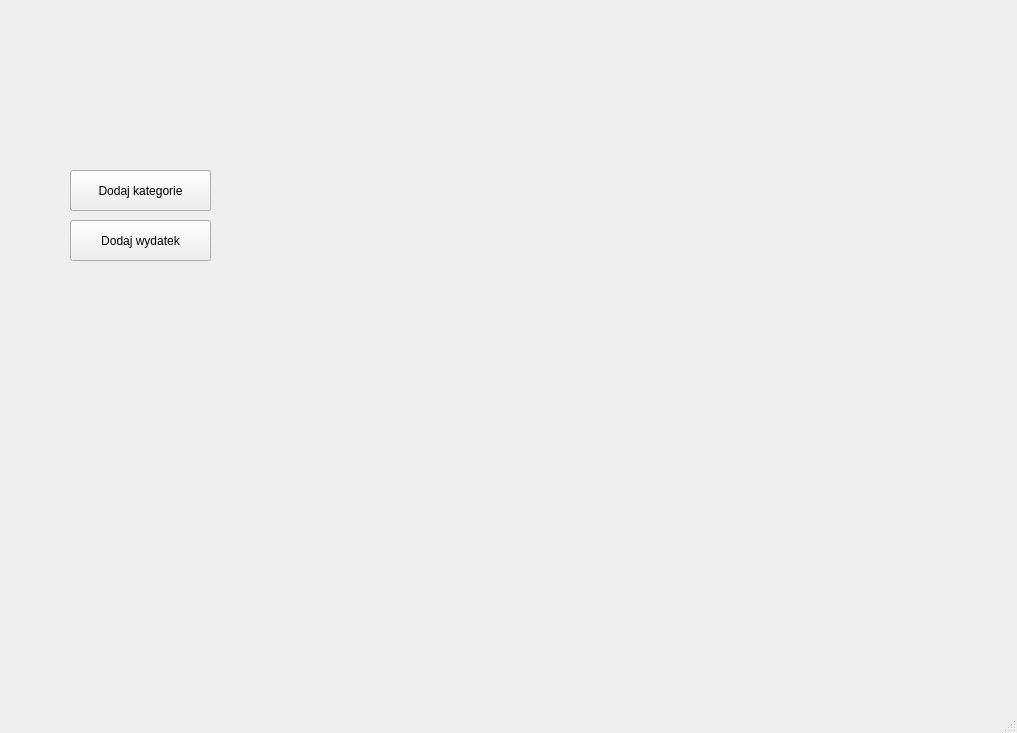
Old version of the form src/gui/mygui.ui in the repository kkamczak/Budget_Management.
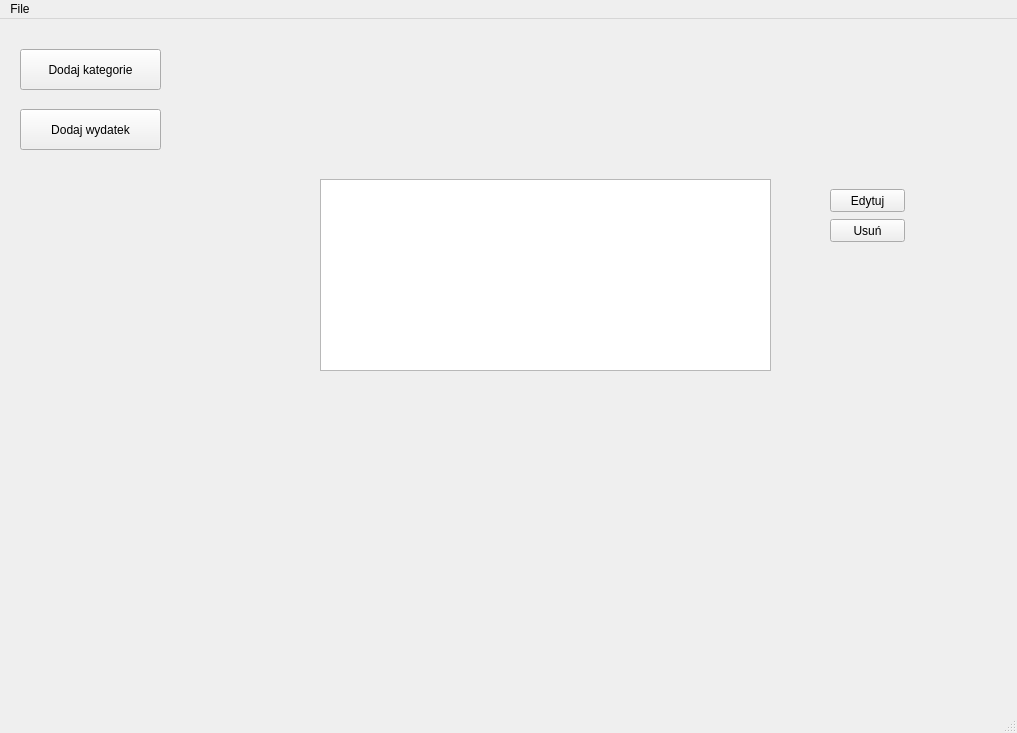
New version of the form.

Commit message: From now u can add and edit expanses, that are stored in database

```diff
--- a/src/gui/mygui.ui
+++ b/src/gui/mygui.ui
@@ -17,8 +17,8 @@
    <widget class="QPushButton" name="button_add_category">
     <property name="geometry">
      <rect>
-      <x>70</x>
-      <y>170</y>
+      <x>20</x>
+      <y>30</y>
       <width>141</width>
       <height>41</height>
      </rect>
@@ -30,8 +30,8 @@
    <widget class="QPushButton" name="button_add_expense">
     <property name="geometry">
      <rect>
-      <x>70</x>
-      <y>220</y>
+      <x>20</x>
+      <y>90</y>
       <width>141</width>
       <height>41</height>
      </rect>
@@ -40,6 +40,42 @@
      <string>Dodaj wydatek</string>
     </property>
    </widget>
+   <widget class="QTableWidget" name="table_of_expenses">
+    <property name="geometry">
+     <rect>
+      <x>320</x>
+      <y>160</y>
+      <width>451</width>
+      <height>192</height>
+     </rect>
+    </property>
+   </widget>
+   <widget class="QPushButton" name="button_edit_expense">
+    <property name="geometry">
+     <rect>
+      <x>830</x>
+      <y>170</y>
+      <width>75</width>
+      <height>23</height>
+     </rect>
+    </property>
+    <property name="text">
+     <string>Edytuj</string>
+    </property>
+   </widget>
+   <widget class="QPushButton" name="button_delete_expense">
+    <property name="geometry">
+     <rect>
+      <x>830</x>
+      <y>200</y>
+      <width>75</width>
+      <height>23</height>
+     </rect>
+    </property>
+    <property name="text">
+     <string>Usuń</string>
+    </property>
+   </widget>
   </widget>
   <widget class="QMenuBar" name="menubar">
    <property name="geometry">
@@ -50,6 +86,13 @@
      <height>21</height>
     </rect>
    </property>
+   <widget class="QMenu" name="menuFile">
+    <property name="title">
+     <string>File</string>
+    </property>
+    <addaction name="action_close"/>
+   </widget>
+   <addaction name="menuFile"/>
   </widget>
   <widget class="QStatusBar" name="statusbar"/>
  </widget>
```
Left out of the diff: 5 changed lines with no effect on the pictures. The commit also changes 6 other files.
